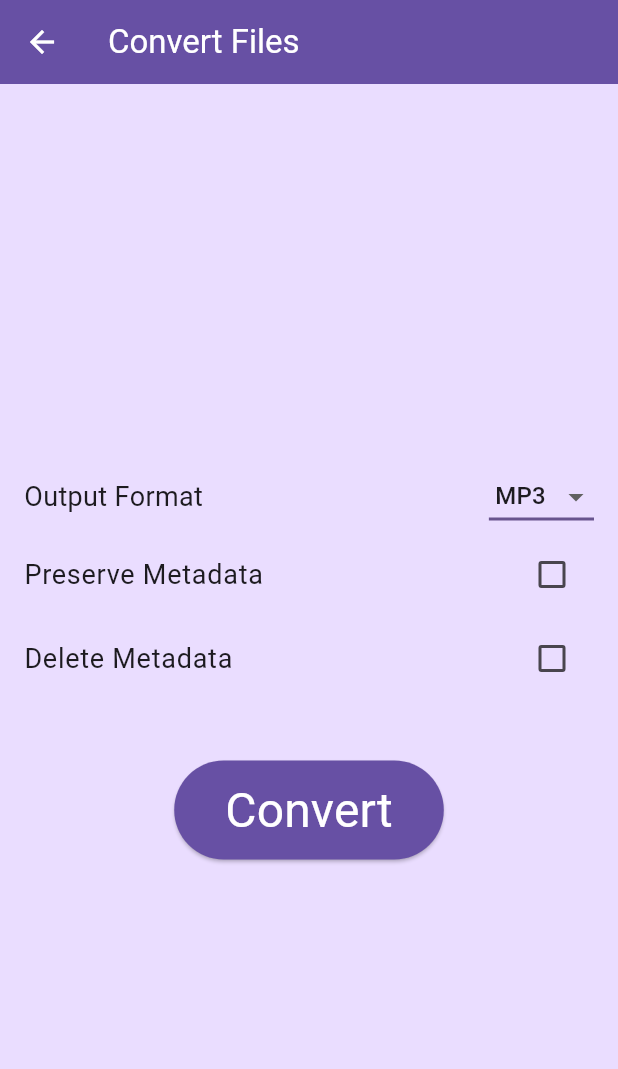
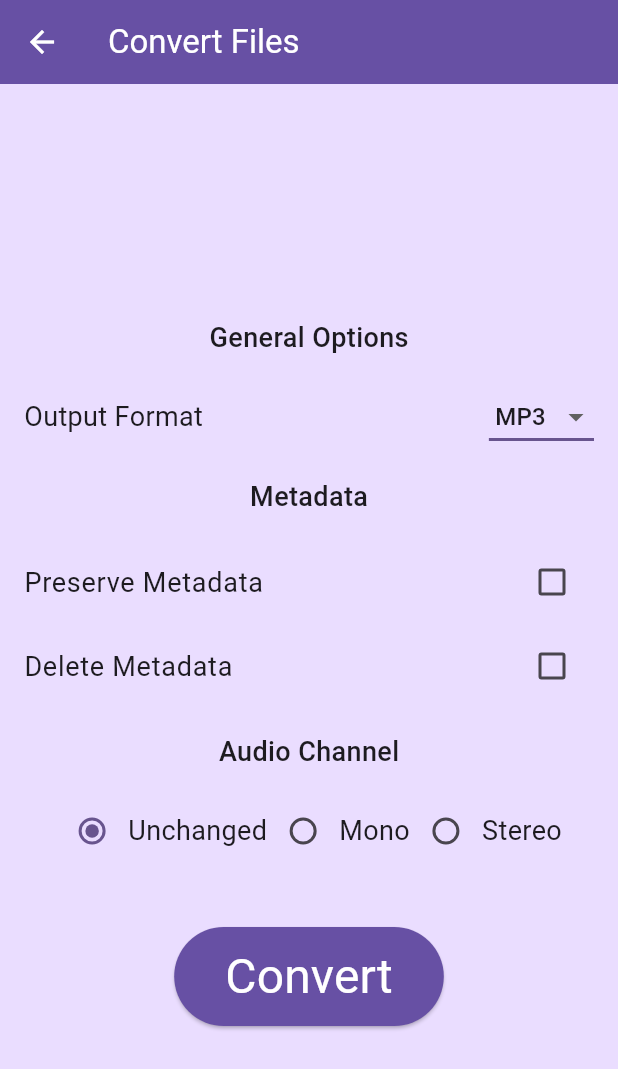
Before and after one commit to mithcs/ShravyaParivartak, a Flutter app: the ConversionPage screen opened directly with empty values, after a tap on "Preserve Metadata", on a phone screen of 412 x 824 dp. Shown: the top 1069 px of the screen. Run offline on Flutter 3.47's test engine with Material 3 defaults, Android fonts, the light colour scheme and no system bars; our stand-ins replace file_picker; missing offline and left inert: ffmpeg_kit_flutter_audio.

Commit message:
Implemented Audio Channel option
and more cleanup

```diff
--- a/lib/conversion_page.dart
+++ b/lib/conversion_page.dart
@@ -7,9 +7,12 @@ import 'package:ffmpeg_kit_flutter_audio/return_code.dart';
 import 'finished_page.dart';
 import 'utils.dart';
 
-String format = 'mp3';
-bool preserveMetadata = true;
-bool deleteMetadata = false;
+enum AudioChannel { unchanged, mono, stereo }
+
+String _format = 'mp3';
+bool _preserveMetadata = true;
+bool _deleteMetadata = false;
+AudioChannel _audioChannel = AudioChannel.unchanged;
 
 /// Conversion page
 class ConversionPage extends StatelessWidget {
@@ -50,17 +53,25 @@ class ConversionBody extends StatelessWidget {
     inputs.add('-i');
     inputs.add(files[i].path!);
 
-      if (preserveMetadata) {
+    if (_preserveMetadata) {
         outputs.add('-map_metadata');
         outputs.add(i.toString());
-      } else if (deleteMetadata) {
+      } else if (_deleteMetadata) {
         outputs.add('-map_metadata');
         outputs.add('-1');
       }
 
+    if (_audioChannel == AudioChannel.mono) {
+        outputs.add('-ac');
+        outputs.add('1');
+      } else if (_audioChannel == AudioChannel.stereo) {
+        outputs.add('-ac');
+        outputs.add('2');
+      }
+
     outputs.add('-map');
     outputs.add(i.toString());
-      outputs.add('$outputPath.$format');
+    outputs.add('$outputPath.$_format');
   }
 
     cmd.addAll(inputs);
@@ -128,10 +139,36 @@ class ConversionOptions extends StatelessWidget {
   Widget build(BuildContext context) {
     return Column(
       children: [
+        const SectionTitle(title: 'General Options'),
         const FormatDropdown(),
+
+        const SectionTitle(title: 'Metadata'),
         const PreserveMetadataCheckbox(),
         const DeleteMetadataCheckbox(),
+
+        const SectionTitle(title: 'Audio Channel'),
+        const AudioChannelRadioButton(),
       ],
+    );
+  }
+}
+
+/// Title to categorize options
+class SectionTitle extends StatelessWidget {
+  const SectionTitle({super.key, required this.title});
+  final String title;
+
+  @override
+  Widget build(BuildContext context) {
+    return Padding(
+      padding: const EdgeInsets.symmetric(vertical: 16),
+      child: Text(
+        title,
+        style: const TextStyle(
+          fontSize: 18,
+          fontWeight: FontWeight.w500,
+        )
+      )
     );
   }
 }
@@ -158,7 +195,7 @@ class _FormatDropdownState extends State<FormatDropdown> {
         children: [
           Text('Output Format', style: TextStyle(fontSize: 18)),
           DropdownButton(
-            value: format,
+            value: _format,
             elevation: 16,
             underline: Container(
               height: 2,
@@ -166,7 +203,7 @@ class _FormatDropdownState extends State<FormatDropdown> {
             ),
             onChanged: (String? value) {
               setState(() {
-                format = value!;
+                _format = value!;
               });
             },
             items: formats.map((String value) {
@@ -196,14 +233,14 @@ class _PreserveMetadataCheckboxState extends State<PreserveMetadataCheckbox> {
   Widget build(BuildContext context) {
     return CheckboxListTile(
       title: const Text('Preserve Metadata', style: TextStyle(fontSize: 18)),
-      value: preserveMetadata,
+      value: _preserveMetadata,
       onChanged: (bool? value) {
         setState(() {
           // really wanted to do this in 2 lines
-          if (value! && deleteMetadata) {
+          if (value! && _deleteMetadata) {
             Utilities.showSnackBar(context, 'Uncheck Delete Metadata first!');
           } else {
-            preserveMetadata = value;
+            _preserveMetadata = value;
           }
         });
       },
@@ -225,16 +262,70 @@ class _DeleteMetadataCheckboxState extends State<DeleteMetadataCheckbox> {
   Widget build(BuildContext build) {
     return CheckboxListTile(
       title: const Text('Delete Metadata', style: TextStyle(fontSize: 18)),
-      value: deleteMetadata,
+      value: _deleteMetadata,
       onChanged: (bool? value) {
         setState(() {
-          if (value! && preserveMetadata) {
+          if (value! && _preserveMetadata) {
             Utilities.showSnackBar(context, 'Uncheck Preserve Metadata first!');
           } else {
-            deleteMetadata = value;
+            _deleteMetadata = value;
           }
         });
       },
     );
   }
 }
+
+/// Radiobutton to decide audio channel: Default/Mono/Stereo
+class AudioChannelRadioButton extends StatefulWidget {
+  const AudioChannelRadioButton({super.key});
+
+  @override
+  State<AudioChannelRadioButton> createState() => _AudioChannelRadioButtonState();
+}
+
+/// [STATE] Radiobutton to decide audio channel: Default/Mono/Stereo
+class _AudioChannelRadioButtonState extends State<AudioChannelRadioButton> {
+  @override
+  Widget build(BuildContext context) {
+    return Column(
+      children: [
+        Row(
+          mainAxisAlignment: MainAxisAlignment.center,
+          children: [
+            Radio(
+              value: AudioChannel.unchanged,
+              groupValue: _audioChannel,
+              onChanged: (AudioChannel? value) {
+                setState(() {
+                  _audioChannel = value!;
+                });
+              },
+            ),
+            Text('Unchanged', style: TextStyle(fontSize: 18)),
+            Radio(
+              value: AudioChannel.mono,
+              groupValue: _audioChannel,
+              onChanged: (AudioChannel? value) {
+                setState(() {
+                  _audioChannel = value!;
+                });
+              },
+            ),
+            Text('Mono', style: TextStyle(fontSize: 18)),
+            Radio(
+              value: AudioChannel.stereo,
+              groupValue: _audioChannel,
+              onChanged: (AudioChannel? value) {
+                setState(() {
+                  _audioChannel = value!;
+                });
+              },
+            ),
+            Text('Stereo', style: TextStyle(fontSize: 18)),
+          ],
+        ),
+      ],
+    );
+  }
+}
```
Lines whose indentation alone changed are shown as unchanged.
